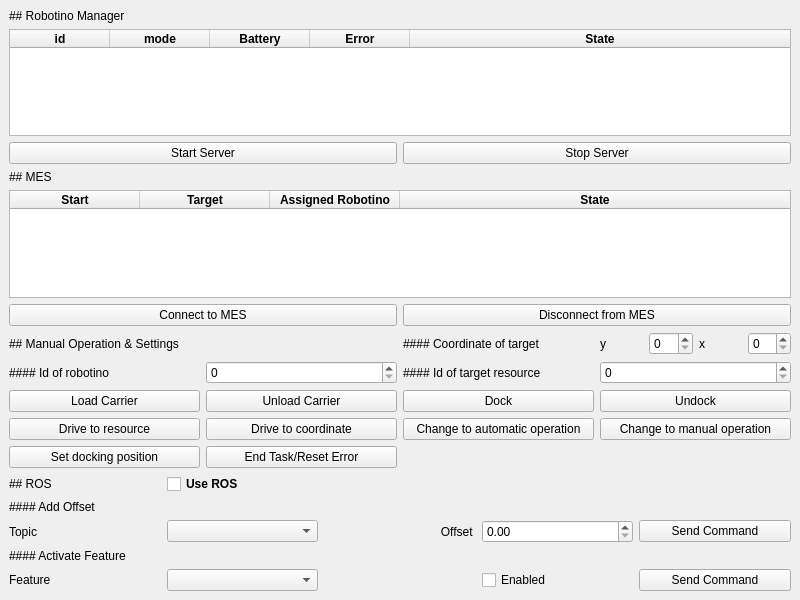
Before: the Qt Designer form frontend/gui.ui in NachtaktiverHalbaffe/FleetIAS, drawn with Qt 5.
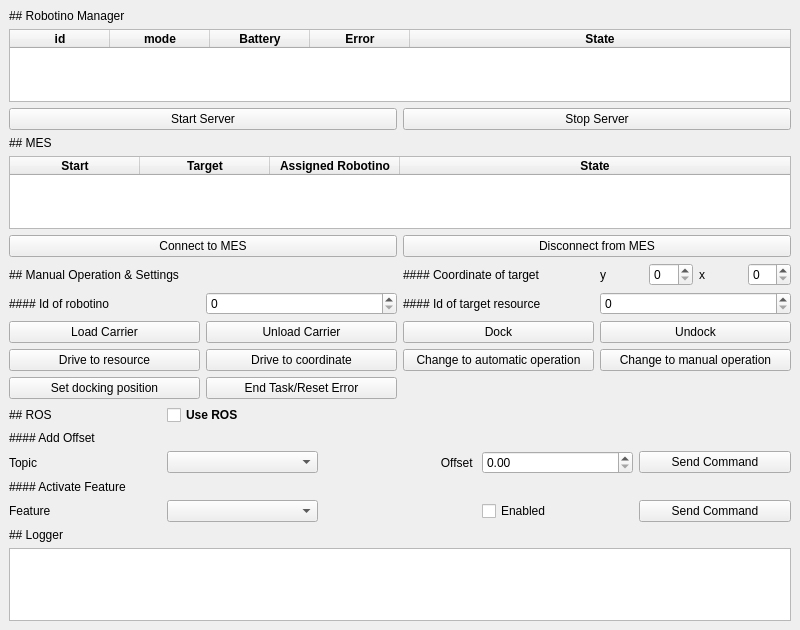
After: the same form once the commit is applied.

```diff
--- a/frontend/gui.ui
+++ b/frontend/gui.ui
@@ -7,7 +7,7 @@
     <x>0</x>
     <y>0</y>
     <width>800</width>
-    <height>600</height>
+    <height>630</height>
    </rect>
   </property>
   <property name="windowTitle">
@@ -508,6 +508,19 @@
       </item>
      </layout>
     </item>
+    <item>
+     <widget class="QLabel" name="label_5">
+      <property name="text">
+       <string>## Logger</string>
+      </property>
+      <property name="textFormat">
+       <enum>Qt::MarkdownText</enum>
+      </property>
+     </widget>
+    </item>
+    <item>
+     <widget class="QTextEdit" name="textEdit_logger"/>
+    </item>
    </layout>
   </widget>
  </widget>
```
